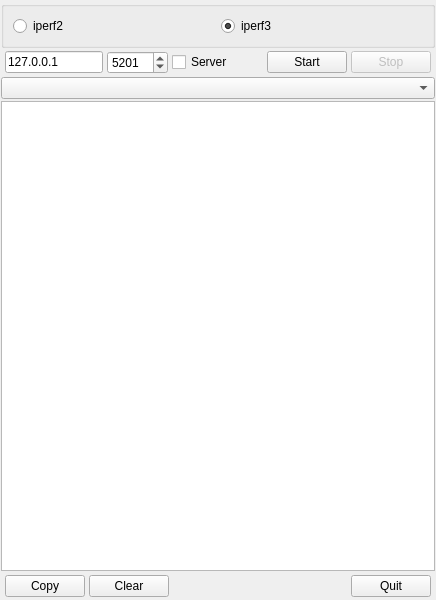
coolshou/qiperf, file src/mainwindow.ui: the form before one commit.
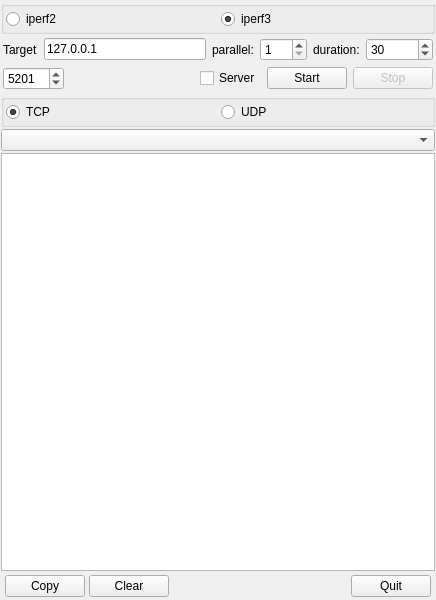
The form after the commit. Icons and pictures are not drawn.

Commit message: add parallel, duration

What changed in the file:
```diff
--- a/src/mainwindow.ui
+++ b/src/mainwindow.ui
@@ -18,7 +18,7 @@
     <normaloff>:/qiperf</normaloff>:/qiperf</iconset>
   </property>
   <widget class="QWidget" name="centralwidget">
-   <layout class="QVBoxLayout" name="verticalLayout" stretch="0,0,0,0,0">
+   <layout class="QVBoxLayout" name="verticalLayout" stretch="0,0,0,0,0,0,0">
     <property name="spacing">
      <number>2</number>
     </property>
@@ -43,6 +43,18 @@
        <bool>false</bool>
       </property>
       <layout class="QHBoxLayout" name="horizontalLayout_2">
+       <property name="leftMargin">
+        <number>2</number>
+       </property>
+       <property name="topMargin">
+        <number>2</number>
+       </property>
+       <property name="rightMargin">
+        <number>2</number>
+       </property>
+       <property name="bottomMargin">
+        <number>2</number>
+       </property>
        <item>
         <widget class="QRadioButton" name="rb_v2">
          <property name="text">
@@ -76,23 +88,27 @@
      </widget>
     </item>
     <item>
-     <widget class="QWidget" name="widget" native="true">
-      <layout class="QHBoxLayout" name="horizontalLayout" stretch="0,1,0,0,0,0">
-       <property name="spacing">
-        <number>4</number>
-       </property>
+     <widget class="QWidget" name="wTarget" native="true">
+      <layout class="QHBoxLayout" name="horizontalLayout">
        <property name="leftMargin">
-        <number>4</number>
+        <number>2</number>
        </property>
        <property name="topMargin">
-        <number>1</number>
+        <number>2</number>
        </property>
        <property name="rightMargin">
-        <number>4</number>
+        <number>2</number>
        </property>
        <property name="bottomMargin">
-        <number>1</number>
+        <number>2</number>
        </property>
+       <item>
+        <widget class="QLabel" name="label">
+         <property name="text">
+          <string>Target</string>
+         </property>
+        </widget>
+       </item>
        <item>
         <widget class="QLineEdit" name="le_target">
          <property name="text">
@@ -101,6 +117,61 @@
         </widget>
        </item>
        <item>
+        <widget class="QLabel" name="label_3">
+         <property name="text">
+          <string>parallel:</string>
+         </property>
+        </widget>
+       </item>
+       <item>
+        <widget class="QSpinBox" name="sb_parallel">
+         <property name="minimum">
+          <number>1</number>
+         </property>
+         <property name="maximum">
+          <number>999</number>
+         </property>
+        </widget>
+       </item>
+       <item>
+        <widget class="QLabel" name="label_2">
+         <property name="text">
+          <string>duration:</string>
+         </property>
+        </widget>
+       </item>
+       <item>
+        <widget class="QSpinBox" name="sb_duration">
+         <property name="minimum">
+          <number>1</number>
+         </property>
+         <property name="maximum">
+          <number>864000</number>
+         </property>
+         <property name="value">
+          <number>30</number>
+         </property>
+        </widget>
+       </item>
+      </layout>
+     </widget>
+    </item>
+    <item>
+     <widget class="QWidget" name="widget_3" native="true">
+      <layout class="QHBoxLayout" name="horizontalLayout_6">
+       <property name="leftMargin">
+        <number>2</number>
+       </property>
+       <property name="topMargin">
+        <number>2</number>
+       </property>
+       <property name="rightMargin">
+        <number>2</number>
+       </property>
+       <property name="bottomMargin">
+        <number>2</number>
+       </property>
+       <item>
         <widget class="QSpinBox" name="sb_port">
          <property name="minimum">
           <number>1</number>
@@ -114,16 +185,9 @@
         </widget>
        </item>
        <item>
-        <widget class="QCheckBox" name="cb_ServerMode">
-         <property name="text">
-          <string>Server</string>
-         </property>
-        </widget>
-       </item>
-       <item>
-        <spacer name="horizontalSpacer_2">
+        <spacer name="horizontalSpacer_3">
          <property name="orientation">
-          <enum>Qt::Horizontal</enum>
+          <enum>Qt::Orientation::Horizontal</enum>
          </property>
          <property name="sizeHint" stdset="0">
           <size>
@@ -133,6 +197,13 @@
          </property>
         </spacer>
        </item>
+       <item>
+        <widget class="QCheckBox" name="cb_ServerMode">
+         <property name="text">
+          <string>Server</string>
+         </property>
+        </widget>
+       </item>
        <item>
         <widget class="QPushButton" name="pbStart">
          <property name="text">
@@ -153,6 +224,44 @@
       </layout>
      </widget>
     </item>
+    <item>
+     <widget class="QGroupBox" name="groupBox_2">
+      <property name="title">
+       <string/>
+      </property>
+      <layout class="QHBoxLayout" name="horizontalLayout_4">
+       <property name="leftMargin">
+        <number>2</number>
+       </property>
+       <property name="topMargin">
+        <number>2</number>
+       </property>
+       <property name="rightMargin">
+        <number>2</number>
+       </property>
+       <property name="bottomMargin">
+        <number>2</number>
+       </property>
+       <item>
+        <widget class="QRadioButton" name="rbTCP">
+         <property name="text">
+          <string>TCP</string>
+         </property>
+         <property name="checked">
+          <bool>true</bool>
+         </property>
+        </widget>
+       </item>
+       <item>
+        <widget class="QRadioButton" name="rbUDP">
+         <property name="text">
+          <string>UDP</string>
+         </property>
+        </widget>
+       </item>
+      </layout>
+     </widget>
+    </item>
     <item>
      <widget class="QComboBox" name="cb_info"/>
     </item>
```
Left out of the diff: 2 changed lines with no effect on the pictures. The commit also changes 5 other files.
